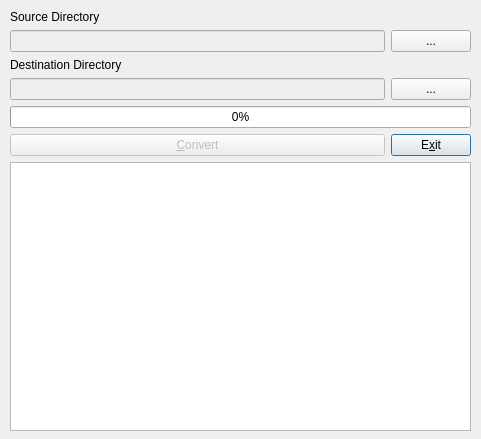
powertab/powertabeditor, file source/dialogs/bulkconverterdialog.ui: the form before one commit.
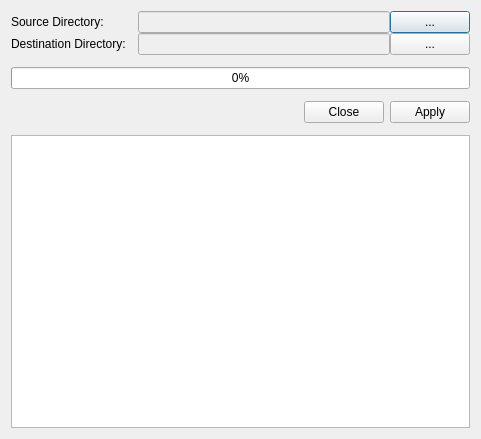
The form after the commit.

Commit message: Reorganize the converter UI a bit to use a standard form layout

Diff of the .ui file:
```diff
--- a/source/dialogs/bulkconverterdialog.ui
+++ b/source/dialogs/bulkconverterdialog.ui
@@ -13,76 +13,83 @@
   <property name="windowTitle">
    <string>Bulk Converter</string>
   </property>
-  <widget class="QWidget" name="gridLayoutWidget">
-   <property name="geometry">
-    <rect>
-     <x>10</x>
-     <y>10</y>
-     <width>461</width>
-     <height>421</height>
-    </rect>
+  <layout class="QVBoxLayout" name="verticalLayout">
+   <property name="spacing">
+    <number>12</number>
    </property>
-   <layout class="QGridLayout" name="gridLayout">
-    <item row="6" column="1">
-     <widget class="QPushButton" name="exitButton">
+   <item>
+    <layout class="QFormLayout" name="formLayout">
+     <property name="fieldGrowthPolicy">
+      <enum>QFormLayout::ExpandingFieldsGrow</enum>
+     </property>
+     <property name="formAlignment">
+      <set>Qt::AlignCenter</set>
+     </property>
+     <property name="horizontalSpacing">
+      <number>12</number>
+     </property>
+     <property name="verticalSpacing">
+      <number>0</number>
+     </property>
+     <item row="1" column="0">
+      <widget class="QLabel" name="sourceDirLabel">
       <property name="text">
-       <string>E&amp;xit</string>
+        <string>Source Directory:</string>
       </property>
      </widget>
     </item>
-    <item row="2" column="0">
+     <item row="1" column="1">
+      <layout class="QHBoxLayout" name="horizontalLayout">
+       <property name="spacing">
+        <number>0</number>
+       </property>
+       <item>
      <widget class="QLineEdit" name="sourcePathEdit">
       <property name="enabled">
        <bool>false</bool>
       </property>
      </widget>
     </item>
-    <item row="3" column="0">
+       <item>
+        <widget class="QPushButton" name="fileLocatorSource">
+         <property name="text">
+          <string>...</string>
+         </property>
+        </widget>
+       </item>
+      </layout>
+     </item>
+     <item row="2" column="0">
      <widget class="QLabel" name="destinationPathLabel">
       <property name="text">
-       <string>Destination Directory</string>
+        <string>Destination Directory:</string>
       </property>
      </widget>
     </item>
     <item row="2" column="1">
-     <widget class="QPushButton" name="fileLocatorSource">
-      <property name="text">
-       <string>...</string>
-      </property>
-     </widget>
-    </item>
-    <item row="6" column="0">
-     <widget class="QPushButton" name="convertButton">
-      <property name="enabled">
-       <bool>false</bool>
-      </property>
-      <property name="text">
-       <string>&amp;Convert</string>
-      </property>
-     </widget>
-    </item>
-    <item row="4" column="0">
+      <layout class="QHBoxLayout" name="horizontalLayout_2">
+       <property name="spacing">
+        <number>0</number>
+       </property>
+       <item>
      <widget class="QLineEdit" name="destinationPathEdit">
       <property name="enabled">
        <bool>false</bool>
       </property>
      </widget>
     </item>
-    <item row="4" column="1">
+       <item>
      <widget class="QPushButton" name="fileLocatorDestination">
       <property name="text">
        <string>...</string>
       </property>
      </widget>
     </item>
-    <item row="1" column="0">
-     <widget class="QLabel" name="sourceDirLabel">
-      <property name="text">
-       <string>Source Directory</string>
-      </property>
-     </widget>
-    </item>
-    <item row="5" column="0" colspan="2">
+      </layout>
+     </item>
+    </layout>
+   </item>
+   <item>
      <widget class="QProgressBar" name="progressBar">
       <property name="value">
        <number>0</number>
@@ -92,7 +99,14 @@
       </property>
      </widget>
     </item>
-    <item row="7" column="0" colspan="2">
+   <item>
+    <widget class="QDialogButtonBox" name="buttonBox">
+     <property name="standardButtons">
+      <set>QDialogButtonBox::Apply|QDialogButtonBox::Close</set>
+     </property>
+    </widget>
+   </item>
+   <item>
      <widget class="QPlainTextEdit" name="logger">
       <property name="readOnly">
        <bool>true</bool>
@@ -100,7 +114,6 @@
      </widget>
     </item>
    </layout>
-  </widget>
  </widget>
  <resources/>
  <connections/>
```
Lines whose indentation alone changed are shown as unchanged. The commit also changes 2 other files.
